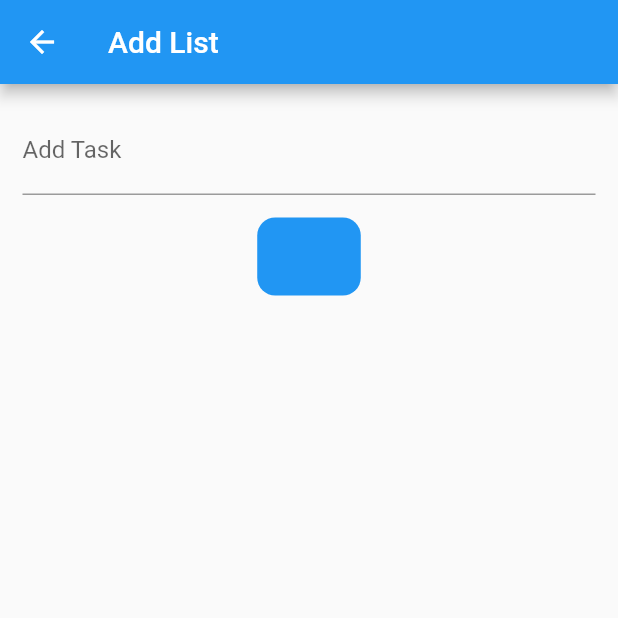
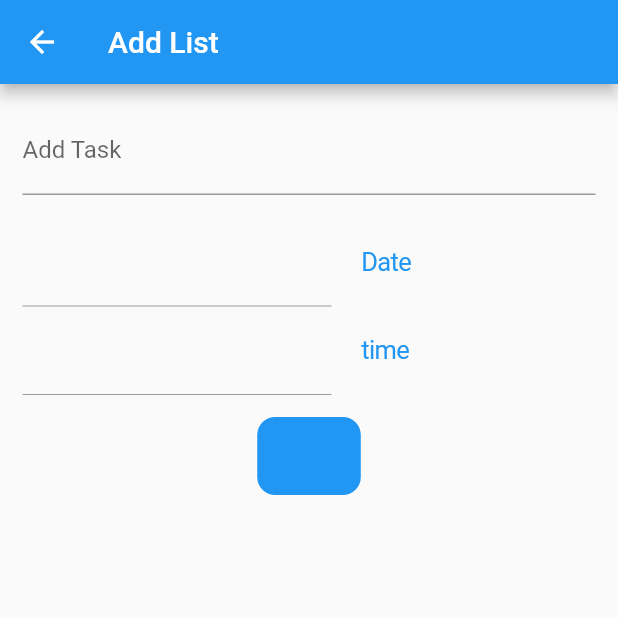
Before and after one commit to ShubhamSharma17/Todo_App, a Flutter app: the AddListScreen screen opened directly, on a phone screen of 412 x 824 dp, the top half of it. Run offline on Flutter 3.47's test engine with Material 2 defaults, Android fonts, the phone set to English and light mode, and no system bars; our stand-ins replace cloud_firestore, firebase_auth, firebase_core, firebase_storage, google_sign_in, image_picker; accounts and stored records are empty; network calls fail.

Commit message:
Add time and date in add list page and add time and date in firebase also

```diff
--- a/lib/home.dart
+++ b/lib/home.dart
@@ -81,6 +81,28 @@ class _HomeScreenState extends State<HomeScreen> {
     }
   }
 
+  //temporary function for date and time
+  date() async {
+    final DateTime? getDate = await showDatePicker(
+      context: context,
+      initialDate: DateTime.now(),
+      firstDate: DateTime(DateTime.now().year, DateTime.now().month),
+      lastDate: DateTime(2035),
+    );
+
+    log("Cheaking date ${getDate.toString()}");
+    // log("Cheaking date and time ${DateTime.now().toString()}");
+  }
+
+  //function for checking geting time from user
+  time() async {
+    final TimeOfDay? getTime = await showTimePicker(
+        context: context,
+        initialTime: TimeOfDay(
+            hour: TimeOfDay.now().hour, minute: TimeOfDay.now().minute));
+    log("Cheaking time ${getTime.toString()}");
+  }
+
   @override
   void initState() {
     saveUserData();
@@ -94,6 +116,17 @@ class _HomeScreenState extends State<HomeScreen> {
         title:
             Row(mainAxisAlignment: MainAxisAlignment.spaceBetween, children: [
           Text("Todo List"),
+          // FloatingActionButton(
+          //   onPressed: () {
+          //     date();
+          //   },
+          // ),
+          // FloatingActionButton(
+          //   heroTag: ,
+          //   onPressed: () {
+          //     time();
+          //   },
+          // ),
           FloatingActionButton(
             heroTag: null,
             elevation: 0,
--- a/lib/screen/addList/add_list_screen.dart
+++ b/lib/screen/addList/add_list_screen.dart
@@ -17,35 +17,55 @@ class AddListScreen extends StatefulWidget {
 class _AddListScreenState extends State<AddListScreen> {
   TextEditingController taskController = TextEditingController();
   final userUniqueId = FirebaseAuth.instance.currentUser!.uid;
+  String dateString = " ";
+  String timeString = " ";
 
   //function for add list
   void addTask() {
     String addTask = taskController.text.trim();
     taskController.clear();
 
-    if (addTask != "") {
+    if (addTask != "" && dateString != "" && timeString != "") {
       try {
-        FirebaseFirestore.instance
-            .collection(userUniqueId)
-            .add({"task": addTask.toUpperCase()});
+        FirebaseFirestore.instance.collection(userUniqueId).add({
+          "task": addTask.toUpperCase(),
+          "time": timeString,
+          "date": dateString
+        });
         log("Task add successfully!");
       } on FirebaseException catch (e) {
         log(e.code.toString());
       }
-    }
-    // if (addTask != "") {
-    //   try {
-    //     FirebaseFirestore.instance
-    //         .collection("taskList")
-    //         .add({"task": addTask.toUpperCase()});
-    //     log("Task add successfully!");
-    //   } on FirebaseException catch (e) {
-    //     log(e.code.toString());
-    //   }
-    // }
-    else {
+    } else {
       log("Correct data!");
     }
+  }
+
+  //function for get date from user
+  date() async {
+    final DateTime? getDate = await showDatePicker(
+      context: context,
+      initialDate: DateTime.now(),
+      firstDate: DateTime(DateTime.now().year, DateTime.now().month),
+      lastDate: DateTime(2035),
+    );
+    setState(() {
+      dateString =
+          "${getDate!.day.toString()}-${getDate.month.toString()}-${getDate.year.toString()}";
+    });
+    log("Cheaking date $dateString");
+  }
+
+  //function for get time from user
+  time() async {
+    final TimeOfDay? getTime = await showTimePicker(
+      context: context,
+      initialTime: TimeOfDay.now(),
+    );
+    setState(() {
+      timeString = getTime!.format(context).toString();
+    });
+    log("Cheaking time ${timeString.toString()}");
   }
 
   @override
@@ -64,6 +84,46 @@ class _AddListScreenState extends State<AddListScreen> {
                   decoration: InputDecoration(labelText: "Add Task"),
                 ),
                 SizedBox(height: 15),
+                Column(
+                  children: [
+                    Row(
+                      children: [
+                        Container(
+                          // color: Colors.amber,
+                          width: MediaQuery.of(context).size.width * .5,
+                          child: TextField(
+                            decoration: InputDecoration(
+                                label: Text(dateString), enabled: false),
+                          ),
+                        ),
+                        CupertinoButton(
+                          child: Text("Date"),
+                          onPressed: () {
+                            date();
+                          },
+                        )
+                      ],
+                    ),
+                    Row(
+                      children: [
+                        Container(
+                            // color: Colors.amber,
+                            width: MediaQuery.of(context).size.width * .5,
+                            child: TextField(
+                              decoration: InputDecoration(
+                                  label: Text(timeString), enabled: false),
+                            )),
+                        CupertinoButton(
+                          child: Text("time"),
+                          onPressed: () {
+                            time();
+                          },
+                        )
+                      ],
+                    ),
+                  ],
+                ),
+                SizedBox(height: 15),
                 CupertinoButton(
                   color: Colors.blue,
                   child: Text("Add"),
--- a/lib/screen/profilepage_screen.dart
+++ b/lib/screen/profilepage_screen.dart
@@ -25,7 +25,7 @@ class _ProfilePageScreenState extends State<ProfilePageScreen> {
   TextEditingController nameController = TextEditingController();
 
   //function for store image
-  SelectPicture() async {
+  selectPicture() async {
     XFile? selectedImage =
         await ImagePicker().pickImage(source: ImageSource.gallery);
 
@@ -147,7 +147,7 @@ class _ProfilePageScreenState extends State<ProfilePageScreen> {
                                 ),
                                 CupertinoButton(
                                     onPressed: () {
-                                      SelectPicture();
+                                      selectPicture();
                                     },
                                     child: Container(
                                       // color: Colors.amber,
```
